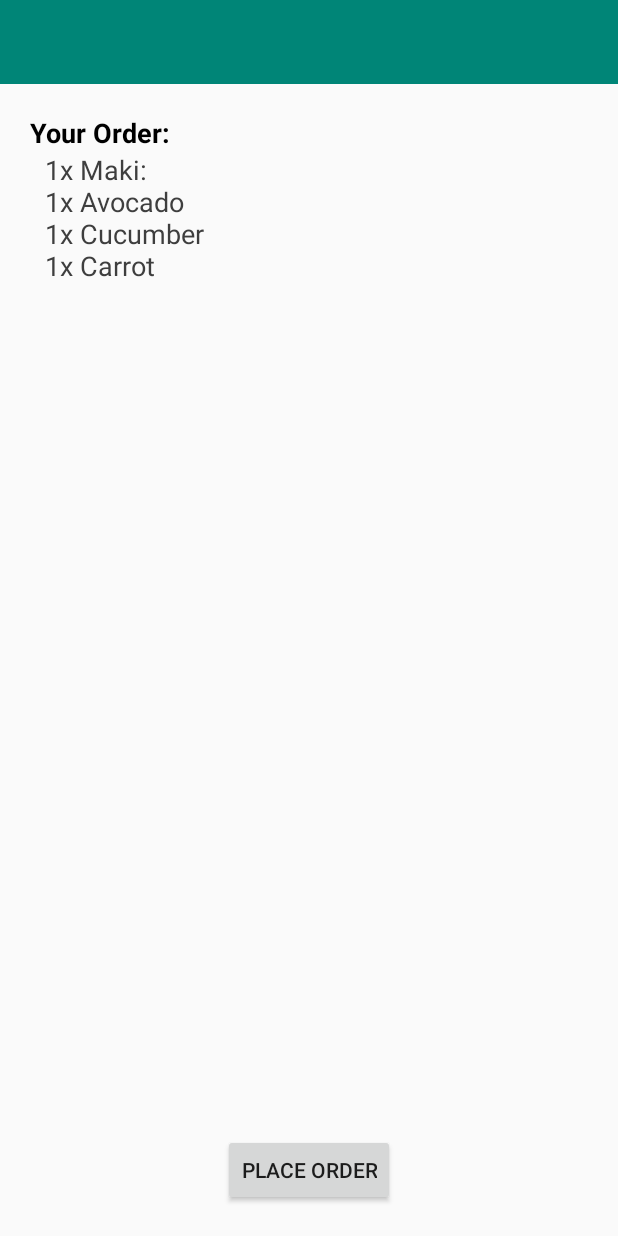
After one commit to ayafjbara/Sushi-Project, an Android app: the layout activity_payment.xml on its own in the app's theme, with its tools: preview values and no code run, on a phone screen of 412 x 824 dp. The commit adds this screen. Run offline under Robolectric (Android 15) with nearby library versions, the phone set to English and light mode, and no system bars.

Commit message:
payment screen

```diff
--- a/app/src/main/AndroidManifest.xml
+++ b/app/src/main/AndroidManifest.xml
@@ -9,6 +9,7 @@
         android:roundIcon="@mipmap/ic_launcher_round"
         android:supportsRtl="true"
         android:theme="@style/AppTheme">
+
         <activity android:name=".MainActivity">
             <intent-filter>
                 <action android:name="android.intent.action.MAIN" />
@@ -16,6 +17,7 @@
                 <category android:name="android.intent.category.LAUNCHER" />
             </intent-filter>
         </activity>
+        <activity android:name=".PaymentActivity"></activity>
     </application>
 
 </manifest>
--- a/app/src/main/java/com/ux/itamae/MainActivity.java
+++ b/app/src/main/java/com/ux/itamae/MainActivity.java
@@ -10,5 +10,7 @@ public class MainActivity extends AppCompatActivity {
     protected void onCreate(Bundle savedInstanceState) {
         super.onCreate(savedInstanceState);
         setContentView(R.layout.activity_main);
+
     }
+
 }
--- a/app/src/main/res/layout/activity_main.xml
+++ b/app/src/main/res/layout/activity_main.xml
@@ -7,6 +7,7 @@
     tools:context=".MainActivity">
 
     <TextView
+        android:id="@+id/textView"
         android:layout_width="wrap_content"
         android:layout_height="wrap_content"
         android:text="Hello World!"
--- /dev/null
+++ b/app/src/main/res/layout/activity_payment.xml
@@ -0,0 +1,61 @@
+<?xml version="1.0" encoding="utf-8"?>
+<androidx.constraintlayout.widget.ConstraintLayout xmlns:android="http://schemas.android.com/apk/res/android"
+    xmlns:app="http://schemas.android.com/apk/res-auto"
+    xmlns:tools="http://schemas.android.com/tools"
+    android:layout_width="match_parent"
+    android:layout_height="match_parent"
+    android:orientation="vertical"
+    tools:context=".PaymentActivity">
+
+    <androidx.appcompat.widget.Toolbar
+        android:id="@+id/toolbar"
+        android:layout_width="match_parent"
+        android:layout_height="wrap_content"
+        android:background="?attr/colorPrimary"
+        android:minHeight="?attr/actionBarSize"
+        app:layout_constraintEnd_toEndOf="parent"
+        app:layout_constraintStart_toStartOf="parent"
+        app:layout_constraintTop_toTopOf="parent">
+
+    </androidx.appcompat.widget.Toolbar>
+
+    <LinearLayout
+        android:id="@+id/order_text_layout"
+        android:layout_width="wrap_content"
+        android:layout_height="wrap_content"
+        android:layout_margin="@dimen/page_margin"
+        android:orientation="vertical"
+        app:layout_constraintStart_toStartOf="parent"
+        app:layout_constraintTop_toBottomOf="@id/toolbar">
+
+        <TextView
+            android:id="@+id/order_title"
+            android:layout_width="wrap_content"
+            android:layout_height="wrap_content"
+            android:text="@string/your_order"
+            android:textColor="@color/title_color"
+            android:textSize="18sp"
+            android:textStyle="bold" />
+
+        <TextView
+            android:id="@+id/order_content"
+            android:layout_width="wrap_content"
+            android:layout_height="wrap_content"
+            android:layout_marginStart="10dp"
+            android:text="@string/sample_order"
+            android:textColor="@color/content_text_color"
+            android:textSize="18sp" />
+    </LinearLayout>
+
+    <Button
+        android:id="@+id/order_btn"
+        android:layout_width="wrap_content"
+        android:layout_height="wrap_content"
+        android:layout_marginBottom="@dimen/page_margin"
+        android:text="@string/place_order_btn"
+        app:layout_constraintBottom_toBottomOf="parent"
+        app:layout_constraintEnd_toEndOf="parent"
+        app:layout_constraintStart_toStartOf="parent" />
+
+
+</androidx.constraintlayout.widget.ConstraintLayout>
--- a/app/src/main/res/values/colors.xml
+++ b/app/src/main/res/values/colors.xml
@@ -3,4 +3,6 @@
     <color name="colorPrimary">#008577</color>
     <color name="colorPrimaryDark">#00574B</color>
     <color name="colorAccent">#D81B60</color>
+    <color name="title_color">#000000</color>
+    <color name="content_text_color">#3e3e3e</color>
 </resources>
--- /dev/null
+++ b/app/src/main/res/values/dimens.xml
@@ -0,0 +1,4 @@
+<?xml version="1.0" encoding="utf-8"?>
+<resources>
+    <dimen name="page_margin">20dp</dimen>
+</resources>
--- a/app/src/main/res/values/strings.xml
+++ b/app/src/main/res/values/strings.xml
@@ -1,3 +1,6 @@
 <resources>
     <string name="app_name">Itamae</string>
+    <string name="your_order">Your Order:</string>
+    <string name="sample_order">1x Maki:\n1x Avocado\n1x Cucumber\n1x Carrot</string>
+    <string name="place_order_btn">Place Order</string>
 </resources>
--- a/app/src/main/res/values/styles.xml
+++ b/app/src/main/res/values/styles.xml
@@ -1,7 +1,7 @@
 <resources>
 
     <!-- Base application theme. -->
-    <style name="AppTheme" parent="Theme.AppCompat.Light.DarkActionBar">
+    <style name="AppTheme" parent="Theme.AppCompat.Light.NoActionBar">
         <!-- Customize your theme here. -->
         <item name="colorPrimary">@color/colorPrimary</item>
         <item name="colorPrimaryDark">@color/colorPrimaryDark</item>
```
Also changed, not shown: app/src/main/java/com/ux/itamae/PaymentActivity.java (added, +80 -0 lines).
